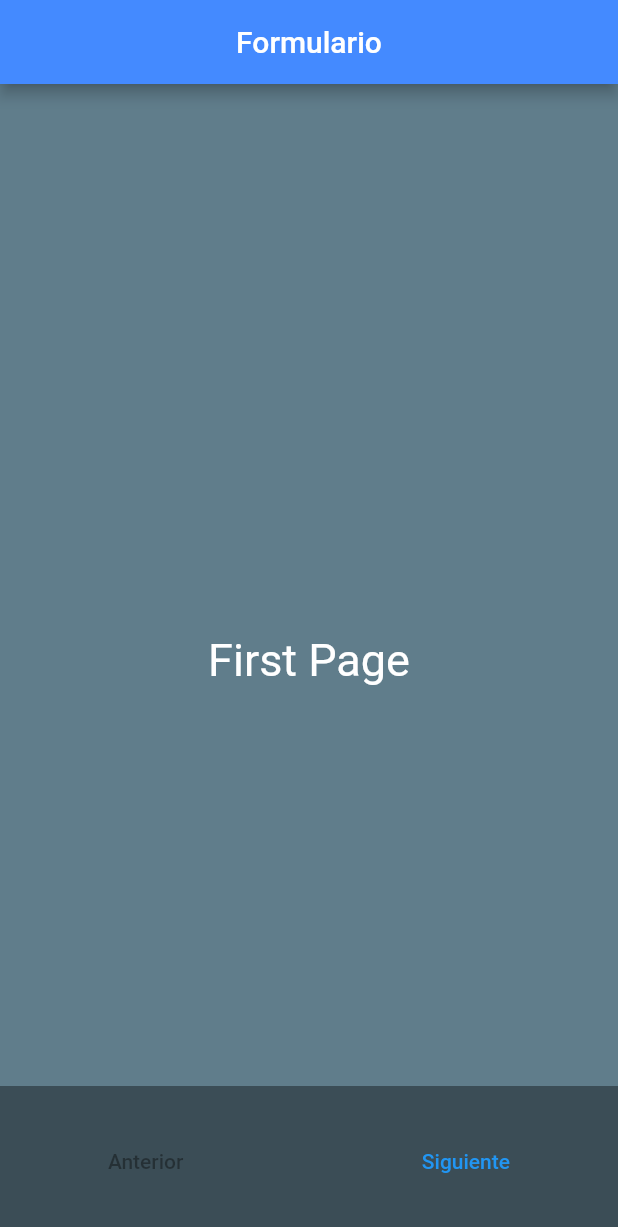
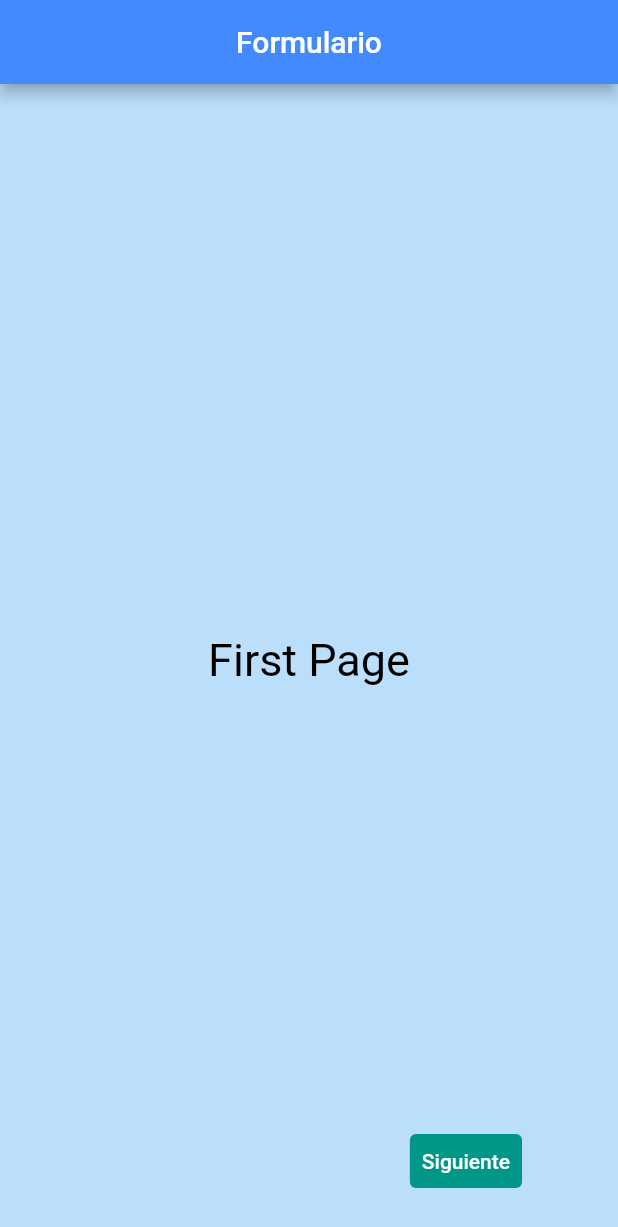
Before and after one commit to DavidFlores79/flutter_slider_app, a Flutter app: the screen it shows after launch, after a tap on "Siguiente", after a tap on "Anterior", on a phone screen of 412 x 824 dp. Shown: the top 1227 px of the screen. Run offline on Flutter 3.47's test engine with Material 2 defaults, Android fonts, the phone set to English and light mode, and no system bars.

Commit message:
feat: :sparkles: Cambios y mejoras Visuales
Cambios y mejoras Visuales, se deshabilito el swipe

```diff
--- a/lib/intro_slider.dart
+++ b/lib/intro_slider.dart
@@ -13,9 +13,9 @@ class _IntroSliderState extends State<IntroSlider> {
   int _activePage = 0;
 
   final List<Widget> _pages = [
-    const EachPage(color: Colors.blueGrey, title: 'First Page'),
-    const EachPage(color: Colors.red, title: 'Second Page'),
-    const EachPage(color: Colors.green, title: 'Last Page!'),
+    EachPage(color: Colors.blue[100]!, title: 'First Page'),
+    EachPage(color: Colors.red[100]!, title: 'Second Page'),
+    EachPage(color: Colors.green[100]!, title: 'Last Page!'),
   ];
 
   @override
@@ -29,7 +29,8 @@ class _IntroSliderState extends State<IntroSlider> {
       body: Stack(
         children: [
           // the page view
-          PageView.builder(
+          IgnorePointer(
+            child: PageView.builder(
               controller: _pageController,
               onPageChanged: (int page) {
                 setState(() {
@@ -41,6 +42,7 @@ class _IntroSliderState extends State<IntroSlider> {
                 return _pages[index % _pages.length];
               },
             ),
+          ),
           // Display the dots indicator
           Positioned(
             bottom: 0,
@@ -48,18 +50,24 @@ class _IntroSliderState extends State<IntroSlider> {
             right: 0,
             height: 100,
             child: Container(
-              color: Colors.black38,
+              // color: Colors.black38,
               child: Row(
                 mainAxisAlignment: MainAxisAlignment.spaceEvenly,
                 children: [
                   TextButton(
+                    style: TextButton.styleFrom(
+                      foregroundColor: Colors.white,
+                      backgroundColor: Colors.teal,
+                      disabledForegroundColor: Colors.transparent,
+                      disabledBackgroundColor: Colors.transparent,
+                    ),
                     onPressed: (_activePage == 0)
                         ? null
                         : () {
                             print('activePage $_activePage');
 
                             _pageController.previousPage(
-                              duration: const Duration(milliseconds: 300),
+                              duration: const Duration(milliseconds: 500),
                               curve: Curves.easeIn,
                             );
                           },
@@ -68,17 +76,25 @@ class _IntroSliderState extends State<IntroSlider> {
                   const SizedBox(width: 15),
                   (_activePage == _pages.length - 1)
                       ? TextButton(
+                          style: TextButton.styleFrom(
+                            foregroundColor: Colors.white,
+                            backgroundColor: Colors.teal,
+                          ),
                           onPressed: () {
                             print('Enviar Formulario!!!');
                           },
                           child: const Text('Enviar Form'),
                         )
                       : TextButton(
+                          style: TextButton.styleFrom(
+                            foregroundColor: Colors.white,
+                            backgroundColor: Colors.teal,
+                          ),
                           onPressed: () {
                             print('activePage $_activePage');
 
                             _pageController.nextPage(
-                              duration: const Duration(milliseconds: 300),
+                              duration: const Duration(milliseconds: 500),
                               curve: Curves.easeIn,
                             );
                           },
@@ -131,7 +147,7 @@ class EachPage extends StatelessWidget {
         children: [
           Text(
             title,
-            style: const TextStyle(fontSize: 30, color: Colors.white),
+            style: const TextStyle(fontSize: 30, color: Colors.black),
           ),
         ],
       ),
```
Lines whose indentation alone changed are shown as unchanged.
